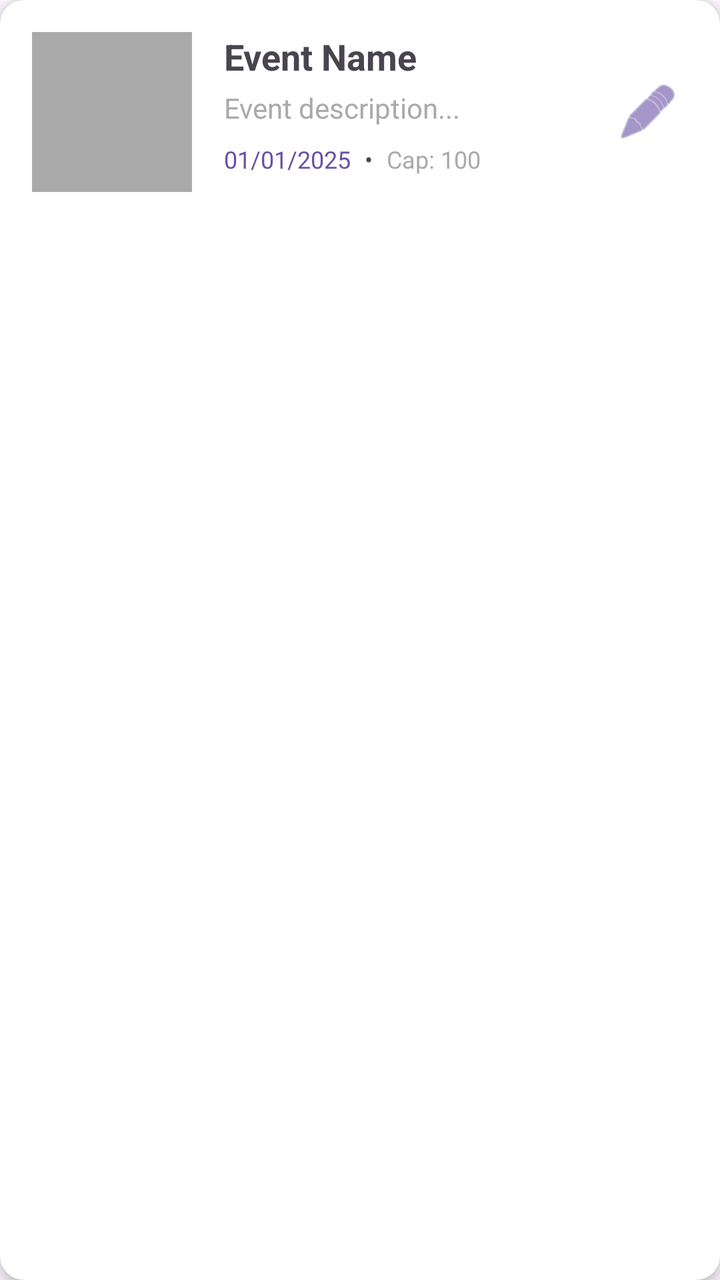
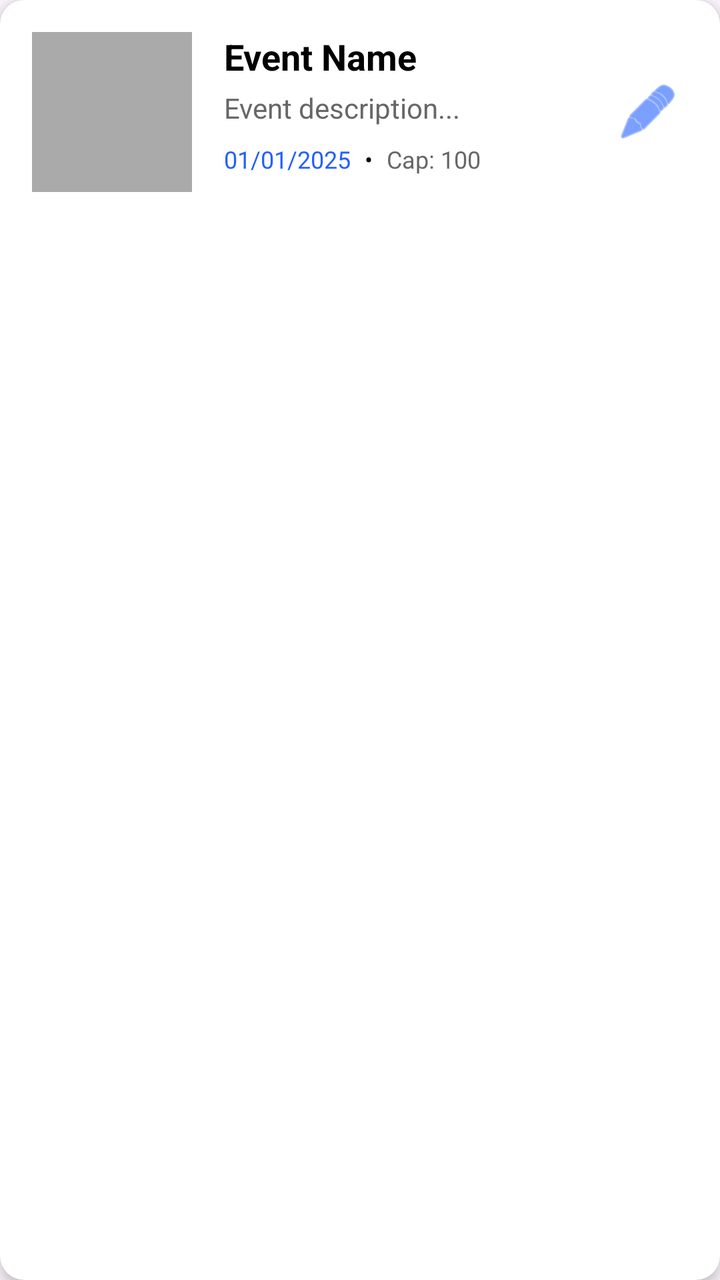

An Android layout rendered at two revisions. The XML below is the earlier revision; the diff shows what the commit changed to produce the second picture.
<!-- AndroidManifest.xml: application theme Theme.GitCat_events -->
<!-- res/layout/item_created_event.xml -->
<?xml version="1.0" encoding="utf-8"?>
<androidx.cardview.widget.CardView xmlns:android="http://schemas.android.com/apk/res/android"
    xmlns:app="http://schemas.android.com/apk/res-auto"
    android:layout_width="match_parent"
    android:layout_height="wrap_content"
    android:layout_margin="8dp"
    app:cardCornerRadius="12dp"
    app:cardElevation="4dp">

    <LinearLayout
        android:layout_width="match_parent"
        android:layout_height="wrap_content"
        android:orientation="horizontal"
        android:padding="16dp">

        
        <ImageView
            android:id="@+id/ivEventThumbnail"
            android:layout_width="80dp"
            android:layout_height="80dp"
            android:scaleType="centerCrop"
            android:background="@android:color/darker_gray"
            android:contentDescription="Event Poster"
            android:layout_marginEnd="16dp"/>

        
        <LinearLayout
            android:layout_width="0dp"
            android:layout_height="wrap_content"
            android:layout_weight="1"
            android:orientation="vertical">

            <TextView
                android:id="@+id/tvEventName"
                android:layout_width="wrap_content"
                android:layout_height="wrap_content"
                android:text="Event Name"
                android:textSize="18sp"
                android:textStyle="bold"
                android:maxLines="2"
                android:ellipsize="end"/>

            <TextView
                android:id="@+id/tvEventDescription"
                android:layout_width="wrap_content"
                android:layout_height="wrap_content"
                android:text="Event description..."
                android:textSize="14sp"
                android:textColor="@android:color/darker_gray"
                android:maxLines="2"
                android:ellipsize="end"
                android:layout_marginTop="4dp"/>

            <LinearLayout
                android:layout_width="wrap_content"
                android:layout_height="wrap_content"
                android:orientation="horizontal"
                android:layout_marginTop="8dp">

                <TextView
                    android:id="@+id/tvEventDate"
                    android:layout_width="wrap_content"
                    android:layout_height="wrap_content"
                    android:text="01/01/2025"
                    android:textSize="12sp"
                    android:textColor="?attr/colorPrimary"
                    android:drawablePadding="4dp"/>

                <TextView
                    android:layout_width="wrap_content"
                    android:layout_height="wrap_content"
                    android:text=" • "
                    android:textSize="12sp"
                    android:layout_marginStart="4dp"
                    android:layout_marginEnd="4dp"/>

                <TextView
                    android:id="@+id/tvEventCapacity"
                    android:layout_width="wrap_content"
                    android:layout_height="wrap_content"
                    android:text="Cap: 100"
                    android:textSize="12sp"
                    android:textColor="@android:color/darker_gray"/>
            </LinearLayout>

        </LinearLayout>

        
        <ImageButton
            android:id="@+id/btnEditEvent"
            android:layout_width="40dp"
            android:layout_height="40dp"
            android:layout_gravity="center_vertical"
            android:background="?attr/selectableItemBackgroundBorderless"
            android:src="@android:drawable/ic_menu_edit"
            android:contentDescription="Edit Event"
            app:tint="?attr/colorPrimary"
            android:padding="8dp"/>

    </LinearLayout>

</androidx.cardview.widget.CardView>
<!-- resources referenced by this layout -->
<resources>
  <style name="Theme.GitCat_events" parent="Base.Theme.GitCat_events" />
  <style name="Base.Theme.GitCat_events" parent="Theme.Material3.DayNight.NoActionBar">
          
          
      </style>
</resources>

<!-- the commit's change to res/layout/item_created_event.xml (unified diff, before → after) -->
@@ -4,10 +4,12 @@
     android:layout_width="match_parent"
     android:layout_height="wrap_content"
     android:layout_margin="8dp"
+    app:cardBackgroundColor="@color/text_color_light"
     app:cardCornerRadius="12dp"
     app:cardElevation="4dp">
 
     <LinearLayout
+        android:id="@+id/c"
         android:layout_width="match_parent"
         android:layout_height="wrap_content"
         android:orientation="horizontal"
@@ -18,10 +20,10 @@
             android:id="@+id/ivEventThumbnail"
             android:layout_width="80dp"
             android:layout_height="80dp"
-            android:scaleType="centerCrop"
+            android:layout_marginEnd="16dp"
             android:background="@android:color/darker_gray"
             android:contentDescription="Event Poster"
-            android:layout_marginEnd="16dp"/>
+            android:scaleType="centerCrop" />
 
         
         <LinearLayout
@@ -34,53 +36,55 @@
                 android:id="@+id/tvEventName"
                 android:layout_width="wrap_content"
                 android:layout_height="wrap_content"
+                android:ellipsize="end"
+                android:maxLines="2"
                 android:text="Event Name"
+                android:textColor="@color/text_color_dark"
                 android:textSize="18sp"
-                android:textStyle="bold"
-                android:maxLines="2"
-                android:ellipsize="end"/>
+                android:textStyle="bold" />
 
             <TextView
                 android:id="@+id/tvEventDescription"
                 android:layout_width="wrap_content"
                 android:layout_height="wrap_content"
+                android:layout_marginTop="4dp"
+                android:ellipsize="end"
+                android:maxLines="2"
                 android:text="Event description..."
-                android:textSize="14sp"
-                android:textColor="@android:color/darker_gray"
-                android:maxLines="2"
-                android:ellipsize="end"
-                android:layout_marginTop="4dp"/>
+                android:textColor="@color/text_color_medium"
+                android:textSize="14sp" />
 
             <LinearLayout
                 android:layout_width="wrap_content"
                 android:layout_height="wrap_content"
-                android:orientation="horizontal"
-                android:layout_marginTop="8dp">
+                android:layout_marginTop="8dp"
+                android:orientation="horizontal">
 
                 <TextView
                     android:id="@+id/tvEventDate"
                     android:layout_width="wrap_content"
                     android:layout_height="wrap_content"
+                    android:drawablePadding="4dp"
                     android:text="01/01/2025"
-                    android:textSize="12sp"
-                    android:textColor="?attr/colorPrimary"
-                    android:drawablePadding="4dp"/>
+                    android:textColor="@color/text_color_colored"
+                    android:textSize="12sp" />
 
                 <TextView
                     android:layout_width="wrap_content"
                     android:layout_height="wrap_content"
+                    android:layout_marginStart="4dp"
+                    android:layout_marginEnd="4dp"
                     android:text=" • "
-                    android:textSize="12sp"
-                    android:layout_marginStart="4dp"
-                    android:layout_marginEnd="4dp"/>
+                    android:textColor="@color/text_color_dark"
+                    android:textSize="12sp" />
 
                 <TextView
                     android:id="@+id/tvEventCapacity"
                     android:layout_width="wrap_content"
                     android:layout_height="wrap_content"
                     android:text="Cap: 100"
-                    android:textSize="12sp"
-                    android:textColor="@android:color/darker_gray"/>
+                    android:textColor="@color/text_color_medium"
+                    android:textSize="12sp" />
             </LinearLayout>
 
         </LinearLayout>
@@ -92,10 +96,10 @@
             android:layout_height="40dp"
             android:layout_gravity="center_vertical"
             android:background="?attr/selectableItemBackgroundBorderless"
+            android:contentDescription="Edit Event"
+            android:padding="8dp"
             android:src="@android:drawable/ic_menu_edit"
-            android:contentDescription="Edit Event"
-            app:tint="?attr/colorPrimary"
-            android:padding="8dp"/>
+            app:tint="@color/button_color" />
 
     </LinearLayout>
 
<!-- resource entries referenced after the edit -->
@@ -1,5 +1,10 @@
 <!-- resources referenced by this layout -->
 <resources>
+  <color name="button_color">#2260ff</color>
+  <color name="text_color_colored">#2260ff</color>
+  <color name="text_color_dark">#000000</color>
+  <color name="text_color_light">#ffffff</color>
+  <color name="text_color_medium">#676767</color>
   <style name="Theme.GitCat_events" parent="Base.Theme.GitCat_events" />
   <style name="Base.Theme.GitCat_events" parent="Theme.Material3.DayNight.NoActionBar">
           
